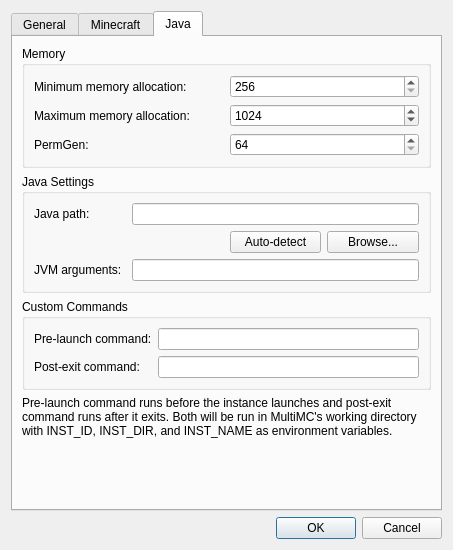
Qt form gui/settingsdialog.ui (FreesmTeam/FreesmLauncher) before a commit.
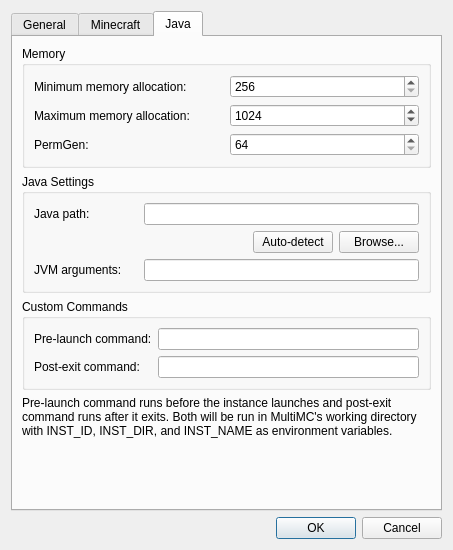
The same form after that commit. Icons and pictures are not drawn.

Commit message: Fix Java detection button sizes

```diff
--- a/gui/settingsdialog.ui
+++ b/gui/settingsdialog.ui
@@ -388,6 +388,12 @@
           </item>
           <item row="1" column="3">
            <widget class="QPushButton" name="btnBrowse">
+            <property name="sizePolicy">
+             <sizepolicy hsizetype="Fixed" vsizetype="Fixed">
+              <horstretch>0</horstretch>
+              <verstretch>0</verstretch>
+             </sizepolicy>
+            </property>
             <property name="text">
              <string>Browse...</string>
             </property>
@@ -401,6 +407,12 @@
           </item>
           <item row="1" column="2">
            <widget class="QPushButton" name="pushButton">
+            <property name="sizePolicy">
+             <sizepolicy hsizetype="Fixed" vsizetype="Fixed">
+              <horstretch>0</horstretch>
+              <verstretch>0</verstretch>
+             </sizepolicy>
+            </property>
             <property name="text">
              <string>Auto-detect</string>
             </property>
```
